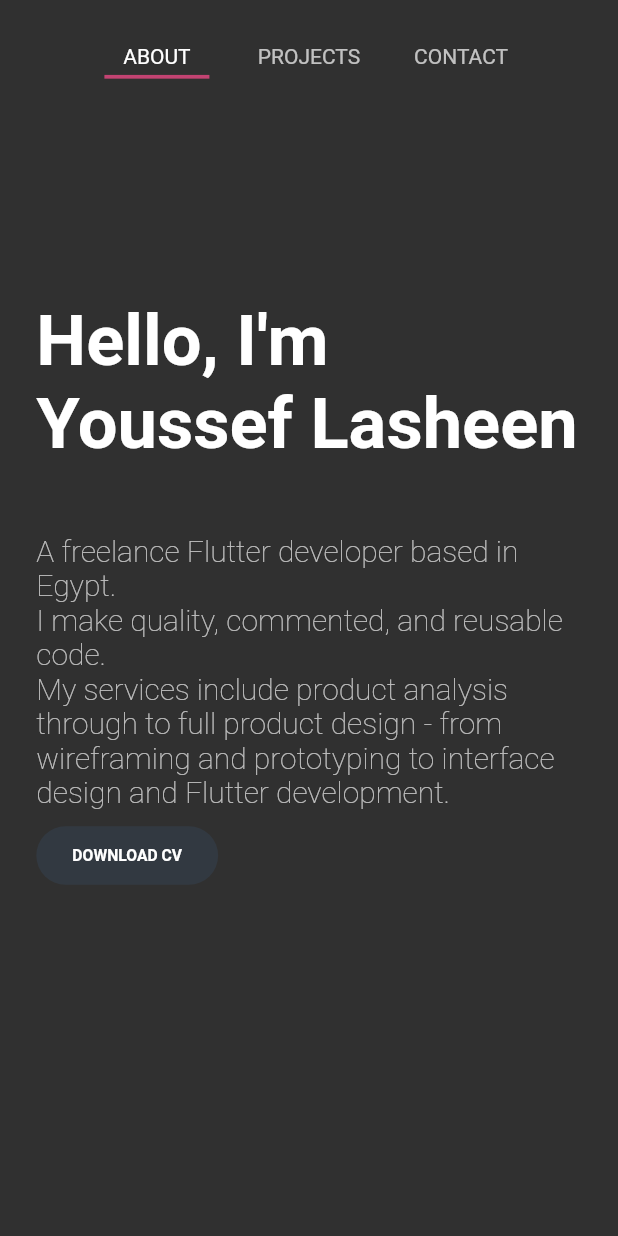
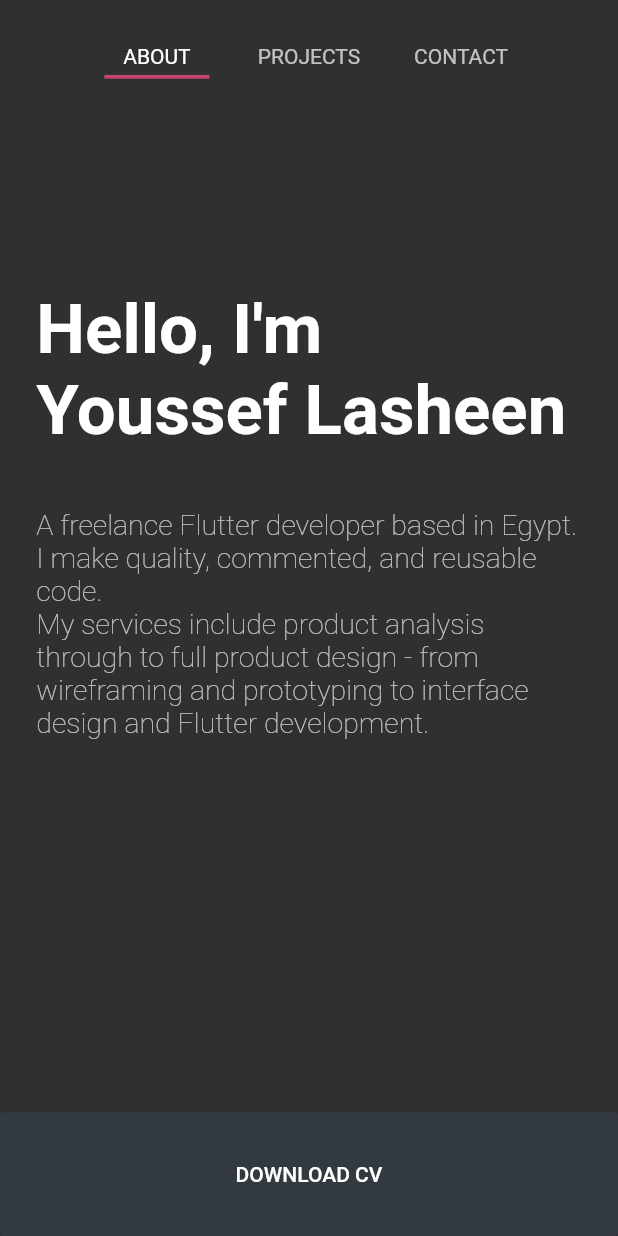
Before and after one commit to YoussefLasheen/portfolio, a Flutter app: the screen it shows after launch, after a tap on "DOWNLOAD CV", on a phone screen of 412 x 824 dp. Run offline on Flutter 3.47's test engine with Material 2 defaults, Android fonts, the phone set to English and light mode, and no system bars; drawn by our look-alikes of auto_size_text; our stand-ins replace cloud_firestore, flutter_markdown; accounts and stored records are empty.

Commit message:
Change the Download CV button placement on vertical orientation

```diff
--- a/lib/screens/about_screen.dart
+++ b/lib/screens/about_screen.dart
@@ -12,7 +12,10 @@ class AboutScreen extends StatelessWidget {
   Widget build(BuildContext context) {
     bool isLandscape =
         MediaQuery.of(context).orientation == Orientation.landscape;
-    return Row(
+    return Column(
+      children: [
+        Expanded(
+          child: Row(
             children: <Widget>[
               isLandscape
                   ? Spacer()
@@ -33,7 +36,8 @@ class AboutScreen extends StatelessWidget {
                       child: AutoSizeText(
                         "Hello, I'm\nYoussef Lasheen",
                         textAlign: TextAlign.left,
-                  style: TextStyle(fontWeight: FontWeight.bold, fontSize: 150),
+                        style: TextStyle(
+                            fontWeight: FontWeight.bold, fontSize: 150),
                         maxLines: 2,
                       ),
                     ),
@@ -51,8 +55,10 @@ class AboutScreen extends StatelessWidget {
                         ),
                       ),
                     ),
-              Expanded(
-                flex: isLandscape ? 3 : 2,
+                    !isLandscape
+                        ? Container()
+                        : Expanded(
+                            flex: 3,
                             child: Row(
                               children: <Widget>[
                                 Expanded(
@@ -68,15 +74,16 @@ class AboutScreen extends StatelessWidget {
                                           child: FittedBox(
                                             child: Text(
                                               'DOWNLOAD CV',
-                                  style:
-                                      TextStyle(fontWeight: FontWeight.bold),
+                                              style: TextStyle(
+                                                  fontWeight: FontWeight.bold),
                                             ),
                                           ),
                                         ),
                                       ),
                                       color: Color(0xFF323941),
                                       shape: RoundedRectangleBorder(
-                            borderRadius: new BorderRadius.circular(1500.0),
+                                        borderRadius:
+                                            new BorderRadius.circular(1500.0),
                                       ),
                                     ),
                                   ),
@@ -121,6 +128,24 @@ class AboutScreen extends StatelessWidget {
                     )
                   : Container(),
             ],
+          ),
+        ),
+        isLandscape
+            ? Container()
+            : SizedBox(
+                height: MediaQuery.of(context).size.height * 0.1,
+                width: double.infinity,
+                child: FlatButton(
+                  onPressed: () {
+                    _launchURL();
+                  },
+                  child: FittedBox(
+                    child: Text("DOWNLOAD CV"),
+                  ),
+                  color: Color(0xFF323941),
+                ),
+              )
+      ],
     );
   }
 }
```
Lines whose indentation alone changed are shown as unchanged.
